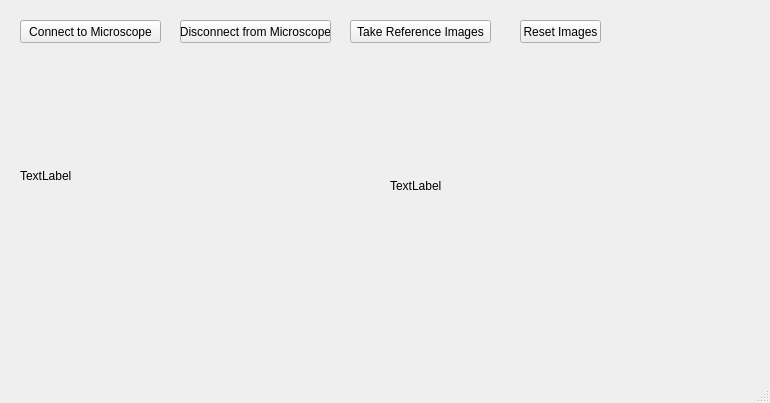
Qt form fibsem/ui/qtdesigner_files/connect.ui (DeMarcoLab/fibsem) before a commit.
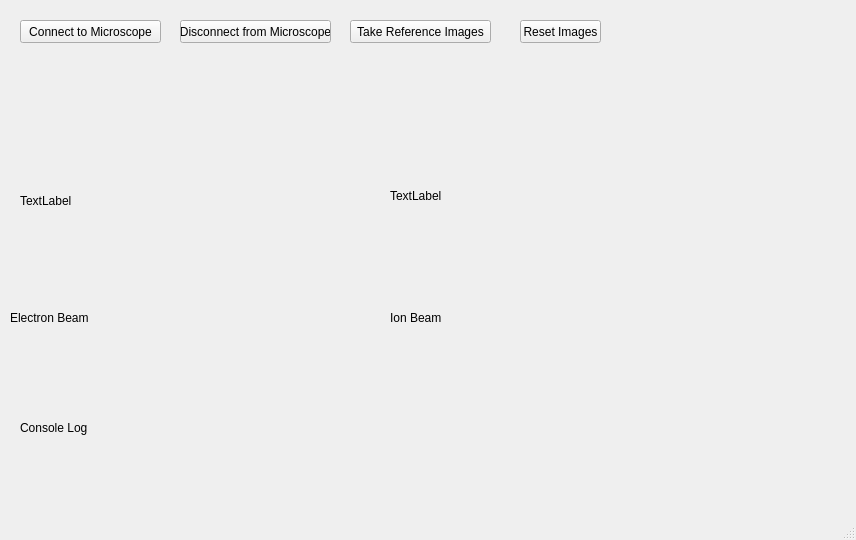
The same form after that commit.

```diff
--- a/fibsem/ui/qtdesigner_files/connect.ui
+++ b/fibsem/ui/qtdesigner_files/connect.ui
@@ -6,8 +6,8 @@
    <rect>
     <x>0</x>
     <y>0</y>
-    <width>770</width>
-    <height>403</height>
+    <width>856</width>
+    <height>540</height>
    </rect>
   </property>
   <property name="windowTitle">
@@ -70,9 +70,9 @@
     <property name="geometry">
      <rect>
       <x>20</x>
-      <y>80</y>
-      <width>251</width>
-      <height>191</height>
+      <y>100</y>
+      <width>281</width>
+      <height>201</height>
      </rect>
     </property>
     <property name="text">
@@ -83,7 +83,7 @@
     <property name="geometry">
      <rect>
       <x>390</x>
-      <y>90</y>
+      <y>100</y>
       <width>281</width>
       <height>191</height>
      </rect>
@@ -92,6 +92,45 @@
      <string>TextLabel</string>
     </property>
    </widget>
+   <widget class="QLabel" name="label">
+    <property name="geometry">
+     <rect>
+      <x>10</x>
+      <y>310</y>
+      <width>141</width>
+      <height>16</height>
+     </rect>
+    </property>
+    <property name="text">
+     <string>Electron Beam</string>
+    </property>
+   </widget>
+   <widget class="QLabel" name="label_2">
+    <property name="geometry">
+     <rect>
+      <x>390</x>
+      <y>310</y>
+      <width>141</width>
+      <height>16</height>
+     </rect>
+    </property>
+    <property name="text">
+     <string>Ion Beam</string>
+    </property>
+   </widget>
+   <widget class="QLabel" name="CLog">
+    <property name="geometry">
+     <rect>
+      <x>20</x>
+      <y>420</y>
+      <width>511</width>
+      <height>16</height>
+     </rect>
+    </property>
+    <property name="text">
+     <string>Console Log</string>
+    </property>
+   </widget>
   </widget>
   <widget class="QMenuBar" name="menubar">
    <property name="geometry">
```
Left out of the diff: 2 changed lines with no effect on the pictures.
